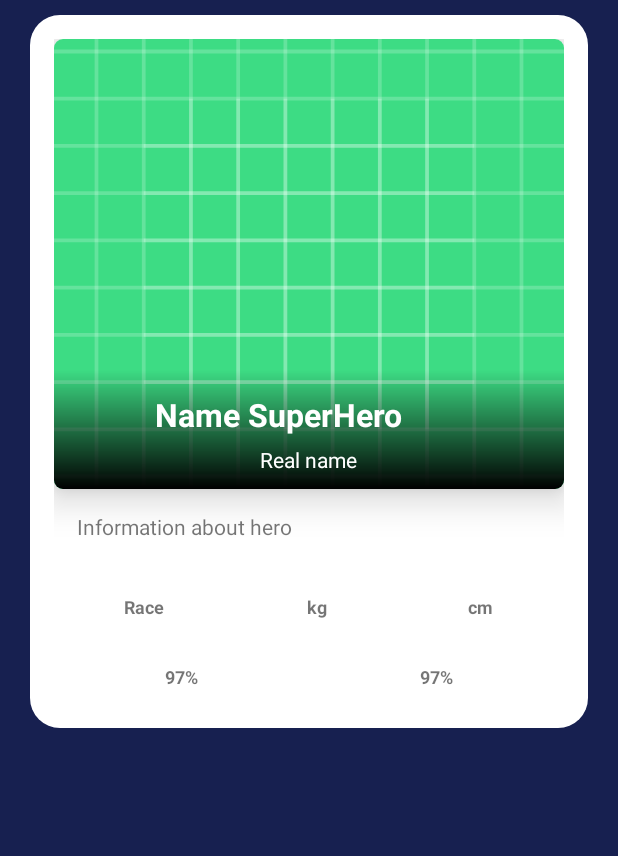
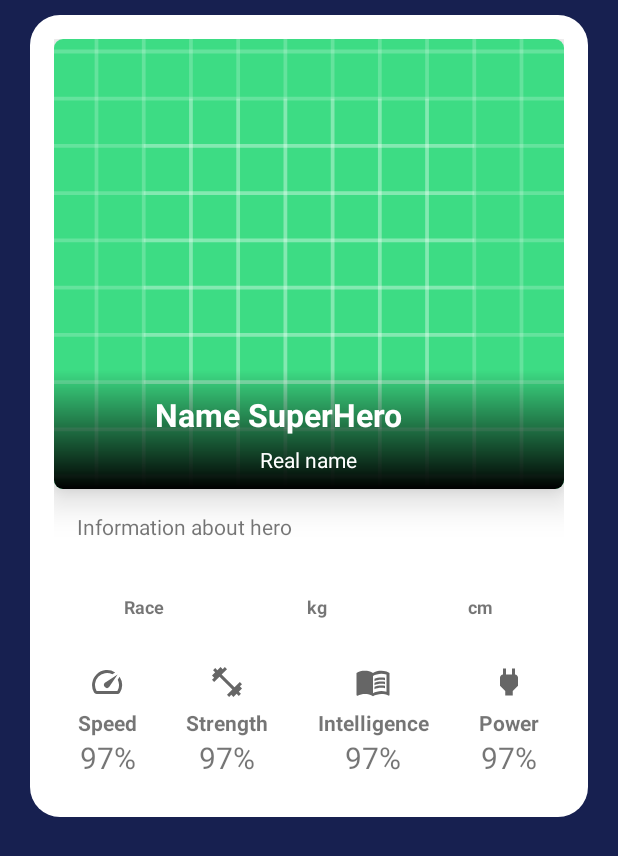
Before and after one commit to GuillemPejo/SuperHero, an Android app: the layout item_recycler_hero.xml on its own in the app's theme, with its tools: preview values and no code run, on a phone screen of 412 x 824 dp. Shown: the top 856 px of the screen. Run offline under Robolectric (Android 15) with nearby library versions, the phone set to English and light mode, and no system bars; network calls fail.

Commit message:
Update UI

```diff
--- a/app/src/main/java/me/guillem/superhero/adapter/HeroAdapter.kt
+++ b/app/src/main/java/me/guillem/superhero/adapter/HeroAdapter.kt
@@ -42,6 +42,13 @@ class HeroAdapter: RecyclerView.Adapter<VH>() {
         holder.race.text = superheroList[position].appearance.race
 
 
+        holder.power.text = superheroList[position].powerstats.power
+        holder.strength.text = superheroList[position].powerstats.strength
+        holder.intelligence.text = superheroList[position].powerstats.intelligence
+        holder.speed.text = superheroList[position].powerstats.speed
+
+
+
 
         holder.gender.setImageResource(getGender(superheroList[position].appearance.gender))
         //holder.gender.text = superheroList[position].name
@@ -80,6 +87,12 @@ class VH(itemView: View) : RecyclerView.ViewHolder(itemView){
     val heigh: TextView = itemView.findViewById(R.id.heigh)
     val race: TextView = itemView.findViewById(R.id.race)
 
+    val speed: TextView = itemView.findViewById(R.id.speed)
+    val intelligence: TextView = itemView.findViewById(R.id.intelligence)
+    val strength: TextView = itemView.findViewById(R.id.strength)
+    val power: TextView = itemView.findViewById(R.id.power)
+
+
 
 
 
--- /dev/null
+++ b/app/src/main/res/drawable/height.xml
@@ -0,0 +1,10 @@
+<vector xmlns:android="http://schemas.android.com/apk/res/android"
+    android:width="24dp"
+    android:height="24dp"
+    android:viewportWidth="24"
+    android:viewportHeight="24"
+    android:tint="?attr/colorControlNormal">
+  <path
+      android:fillColor="@android:color/white"
+      android:pathData="M13,6.99l3,0l-4,-3.99l-4,3.99l3,0l0,10.02l-3,0l4,3.99l4,-3.99l-3,0z"/>
+</vector>
--- /dev/null
+++ b/app/src/main/res/drawable/intelligence.xml
@@ -0,0 +1,20 @@
+<vector xmlns:android="http://schemas.android.com/apk/res/android"
+    android:width="24dp"
+    android:height="24dp"
+    android:viewportWidth="24"
+    android:viewportHeight="24"
+    android:tint="?attr/colorControlNormal"
+    android:autoMirrored="true">
+  <path
+      android:fillColor="@android:color/white"
+      android:pathData="M21,5c-1.11,-0.35 -2.33,-0.5 -3.5,-0.5c-1.95,0 -4.05,0.4 -5.5,1.5c-1.45,-1.1 -3.55,-1.5 -5.5,-1.5S2.45,4.9 1,6v14.65c0,0.25 0.25,0.5 0.5,0.5c0.1,0 0.15,-0.05 0.25,-0.05C3.1,20.45 5.05,20 6.5,20c1.95,0 4.05,0.4 5.5,1.5c1.35,-0.85 3.8,-1.5 5.5,-1.5c1.65,0 3.35,0.3 4.75,1.05c0.1,0.05 0.15,0.05 0.25,0.05c0.25,0 0.5,-0.25 0.5,-0.5V6C22.4,5.55 21.75,5.25 21,5zM21,18.5c-1.1,-0.35 -2.3,-0.5 -3.5,-0.5c-1.7,0 -4.15,0.65 -5.5,1.5V8c1.35,-0.85 3.8,-1.5 5.5,-1.5c1.2,0 2.4,0.15 3.5,0.5V18.5z"/>
+  <path
+      android:fillColor="@android:color/white"
+      android:pathData="M17.5,10.5c0.88,0 1.73,0.09 2.5,0.26V9.24C19.21,9.09 18.36,9 17.5,9c-1.7,0 -3.24,0.29 -4.5,0.83v1.66C14.13,10.85 15.7,10.5 17.5,10.5z"/>
+  <path
+      android:fillColor="@android:color/white"
+      android:pathData="M13,12.49v1.66c1.13,-0.64 2.7,-0.99 4.5,-0.99c0.88,0 1.73,0.09 2.5,0.26V11.9c-0.79,-0.15 -1.64,-0.24 -2.5,-0.24C15.8,11.66 14.26,11.96 13,12.49z"/>
+  <path
+      android:fillColor="@android:color/white"
+      android:pathData="M17.5,14.33c-1.7,0 -3.24,0.29 -4.5,0.83v1.66c1.13,-0.64 2.7,-0.99 4.5,-0.99c0.88,0 1.73,0.09 2.5,0.26v-1.52C19.21,14.41 18.36,14.33 17.5,14.33z"/>
+</vector>
--- /dev/null
+++ b/app/src/main/res/drawable/power.xml
@@ -0,0 +1,10 @@
+<vector xmlns:android="http://schemas.android.com/apk/res/android"
+    android:width="24dp"
+    android:height="24dp"
+    android:viewportWidth="24"
+    android:viewportHeight="24"
+    android:tint="?attr/colorControlNormal">
+  <path
+      android:fillColor="@android:color/white"
+      android:pathData="M16.01,7L16,3h-2v4h-4V3H8v4h-0.01C7,6.99 6,7.99 6,8.99v5.49L9.5,18v3h5v-3l3.5,-3.51v-5.5c0,-1 -1,-2 -1.99,-1.99z"/>
+</vector>
--- /dev/null
+++ b/app/src/main/res/drawable/race.xml
@@ -0,0 +1,10 @@
+<vector xmlns:android="http://schemas.android.com/apk/res/android"
+    android:width="24dp"
+    android:height="24dp"
+    android:viewportWidth="24"
+    android:viewportHeight="24"
+    android:tint="?attr/colorControlNormal">
+  <path
+      android:fillColor="@android:color/white"
+      android:pathData="M12,12c2.21,0 4,-1.79 4,-4s-1.79,-4 -4,-4 -4,1.79 -4,4 1.79,4 4,4zM12,14c-2.67,0 -8,1.34 -8,4v2h16v-2c0,-2.66 -5.33,-4 -8,-4z"/>
+</vector>
--- /dev/null
+++ b/app/src/main/res/drawable/speed.xml
@@ -0,0 +1,10 @@
+<vector xmlns:android="http://schemas.android.com/apk/res/android"
+    android:width="24dp"
+    android:height="24dp"
+    android:viewportWidth="24"
+    android:viewportHeight="24"
+    android:tint="?attr/colorControlNormal">
+  <path
+      android:fillColor="@android:color/white"
+      android:pathData="M20.38,8.57l-1.23,1.85a8,8 0,0 1,-0.22 7.58L5.07,18A8,8 0,0 1,15.58 6.85l1.85,-1.23A10,10 0,0 0,3.35 19a2,2 0,0 0,1.72 1h13.85a2,2 0,0 0,1.74 -1,10 10,0 0,0 -0.27,-10.44zM10.59,15.41a2,2 0,0 0,2.83 0l5.66,-8.49 -8.49,5.66a2,2 0,0 0,0 2.83z"/>
+</vector>
--- /dev/null
+++ b/app/src/main/res/drawable/strenght.xml
@@ -0,0 +1,10 @@
+<vector xmlns:android="http://schemas.android.com/apk/res/android"
+    android:width="24dp"
+    android:height="24dp"
+    android:viewportWidth="24"
+    android:viewportHeight="24"
+    android:tint="?attr/colorControlNormal">
+  <path
+      android:fillColor="@android:color/white"
+      android:pathData="M20.57,14.86L22,13.43 20.57,12 17,15.57 8.43,7 12,3.43 10.57,2 9.14,3.43 7.71,2 5.57,4.14 4.14,2.71 2.71,4.14l1.43,1.43L2,7.71l1.43,1.43L2,10.57 3.43,12 7,8.43 15.57,17 12,20.57 13.43,22l1.43,-1.43L16.29,22l2.14,-2.14 1.43,1.43 1.43,-1.43 -1.43,-1.43L22,16.29z"/>
+</vector>
--- /dev/null
+++ b/app/src/main/res/drawable/weight.xml
@@ -0,0 +1,19 @@
+<vector xmlns:android="http://schemas.android.com/apk/res/android"
+    android:width="24dp"
+    android:height="24dp"
+    android:viewportWidth="24"
+    android:viewportHeight="24"
+    android:tint="?attr/colorControlNormal">
+  <path
+      android:fillColor="@android:color/white"
+      android:pathData="M19,3H5C3.9,3 3,3.9 3,5v14c0,1.1 0.9,2 2,2h14c1.1,0 2,-0.9 2,-2V5C21,3.9 20.1,3 19,3zM12,12c-1.66,0 -3,-1.34 -3,-3s1.34,-3 3,-3s3,1.34 3,3S13.66,12 12,12z"/>
+  <path
+      android:fillColor="@android:color/white"
+      android:pathData="M10,8.5h1v1h-1z"/>
+  <path
+      android:fillColor="@android:color/white"
+      android:pathData="M11.5,8.5h1v1h-1z"/>
+  <path
+      android:fillColor="@android:color/white"
+      android:pathData="M13,8.5h1v1h-1z"/>
+</vector>
--- a/app/src/main/res/layout/activity_main.xml
+++ b/app/src/main/res/layout/activity_main.xml
@@ -8,6 +8,7 @@
     tools:context=".ui.MainActivity">
 
     <androidx.recyclerview.widget.RecyclerView
+        android:layout_marginTop="40dp"
         android:id="@+id/rv_list"
         android:layout_width="match_parent"
         android:layout_height="wrap_content"
--- a/app/src/main/res/layout/item_recycler_hero.xml
+++ b/app/src/main/res/layout/item_recycler_hero.xml
@@ -160,28 +160,110 @@
 
                 <LinearLayout
                     android:layout_width="match_parent"
-                    android:layout_height="wrap_content"
+                    android:layout_height="match_parent"
                     android:layout_marginTop="10dp"
                     android:paddingBottom="10dp">
+                    <LinearLayout
+                        android:layout_width="wrap_content"
+                        android:layout_height="match_parent"
+                        android:orientation="vertical"
+                        android:layout_weight="1"
+                        android:gravity="center_horizontal">
 
-                    <TextView
-                        android:layout_weight="2"
-                        android:gravity="center"
-                        android:layout_gravity="center_vertical"
+                        <TextView
+                            android:layout_width="wrap_content"
+                            android:layout_height="wrap_content"
+                            android:text="Speed"
+                            android:drawablePadding="5dp"
+                            android:textSize="14sp"
+                            android:textStyle="bold"
+                            app:drawableTopCompat="@drawable/speed" />
+
+                        <TextView
+                            android:id="@+id/speed"
+                            android:gravity="center_horizontal"
+                            android:layout_width="wrap_content"
+                            android:layout_height="wrap_content"
+                            android:textSize="20dp"
+                            android:text="97%" />
+
+                    </LinearLayout>
+                    <LinearLayout
                         android:layout_width="wrap_content"
-                        android:layout_height="wrap_content"
-                        android:text="97%"
-                        android:textSize="12sp"
-                        android:textStyle="bold" />
-                    <TextView
-                        android:layout_weight="2"
-                        android:gravity="center"
-                        android:layout_gravity="center_vertical"
+                        android:layout_height="match_parent"
+                        android:orientation="vertical"
+                        android:gravity="center_horizontal"
+                        android:layout_weight="1">
+
+                        <TextView
+                            android:layout_width="wrap_content"
+                            android:layout_height="wrap_content"
+                            android:text="Strength"
+                            android:textSize="14sp"
+                            android:textStyle="bold"
+                            android:drawablePadding="5dp"
+                            app:drawableTopCompat="@drawable/strenght" />
+
+                        <TextView
+                            android:id="@+id/strength"
+                            android:gravity="center_horizontal"
+                            android:layout_width="wrap_content"
+                            android:layout_height="wrap_content"
+                            android:textSize="20dp"
+                            android:text="97%" />
+
+                    </LinearLayout>
+                    <LinearLayout
                         android:layout_width="wrap_content"
-                        android:layout_height="wrap_content"
-                        android:text="97%"
-                        android:textSize="12sp"
-                        android:textStyle="bold" />
+                        android:layout_height="match_parent"
+                        android:orientation="vertical"
+                        android:gravity="center_horizontal"
+                        android:layout_weight="1">
+
+                        <TextView
+                            android:layout_width="wrap_content"
+                            android:layout_height="wrap_content"
+                            android:text="Intelligence"
+                            android:textSize="14sp"
+                            android:textStyle="bold"
+                            android:drawablePadding="5dp"
+                            app:drawableTopCompat="@drawable/intelligence" />
+
+                        <TextView
+                            android:id="@+id/intelligence"
+                            android:gravity="center_horizontal"
+                            android:layout_width="wrap_content"
+                            android:layout_height="wrap_content"
+                            android:textSize="20dp"
+
+                            android:text="97%" />
+
+                    </LinearLayout>
+                    <LinearLayout
+                        android:layout_width="wrap_content"
+                        android:layout_height="match_parent"
+                        android:orientation="vertical"
+                        android:gravity="center_horizontal"
+                        android:layout_weight="1">
+
+                        <TextView
+                            android:layout_width="wrap_content"
+                            android:layout_height="wrap_content"
+                            android:text="Power"
+                            android:textSize="14sp"
+                            android:textStyle="bold"
+                            android:drawablePadding="5dp"
+                            app:drawableTopCompat="@drawable/power" />
+
+                        <TextView
+                            android:id="@+id/power"
+                            android:gravity="center_horizontal"
+                            android:layout_width="wrap_content"
+                            android:layout_height="wrap_content"
+                            android:textSize="20dp"
+                            android:text="97%" />
+
+                    </LinearLayout>
 
 
                 </LinearLayout>
```
